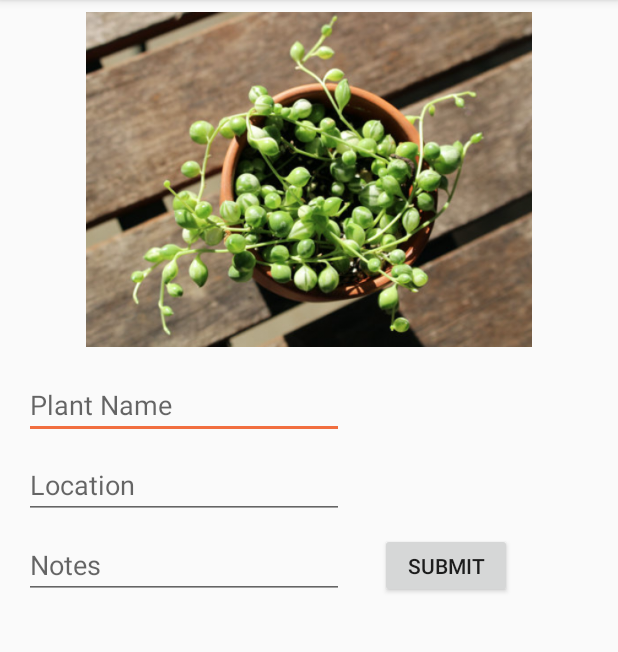
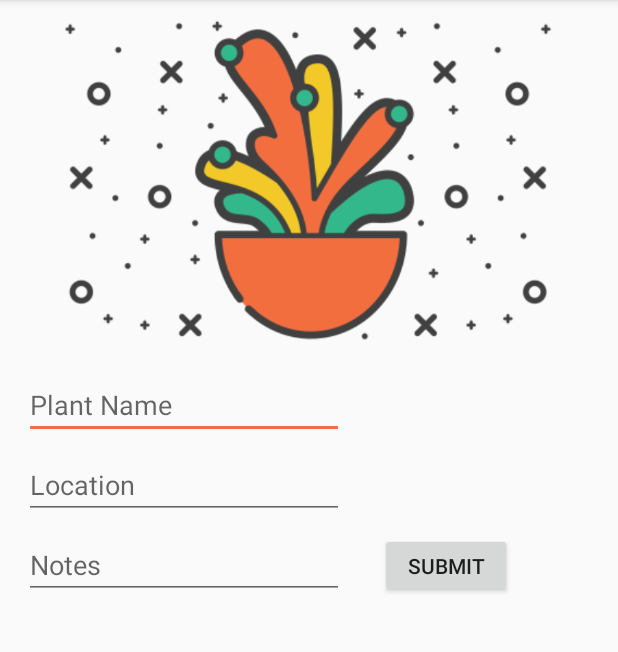
Before and after one commit to jessicaeh/MyGardenAssistant, an Android app: the NewPlantScreen screen opened directly, with no data from a screen before it, on a phone screen of 412 x 824 dp, the part 84-736 px from its top. Run offline under Robolectric (Android 15) with nearby library versions, the phone set to English and light mode, and no system bars.

Commit message:
replaced an image

```diff
--- a/app/src/main/res/layout/activity_new_plant_screen.xml
+++ b/app/src/main/res/layout/activity_new_plant_screen.xml
@@ -21,7 +21,7 @@
             app:layout_constraintHorizontal_bias="0.0"
             app:layout_constraintStart_toStartOf="parent"
             app:layout_constraintTop_toTopOf="parent"
-            app:srcCompat="@drawable/sample_pic" />
+            app:srcCompat="@drawable/homepage_art" />
 
         <EditText
             android:id="@+id/editPlantName"
--- a/app/src/main/res/layout/activity_view_plant_screen.xml
+++ b/app/src/main/res/layout/activity_view_plant_screen.xml
@@ -21,7 +21,7 @@
             app:layout_constraintHorizontal_bias="0.0"
             app:layout_constraintStart_toStartOf="parent"
             app:layout_constraintTop_toTopOf="parent"
-            app:srcCompat="@drawable/sample_pic" />
+            app:srcCompat="@drawable/homepage_art" />
 
         <EditText
             android:id="@+id/changePlantName"
```
